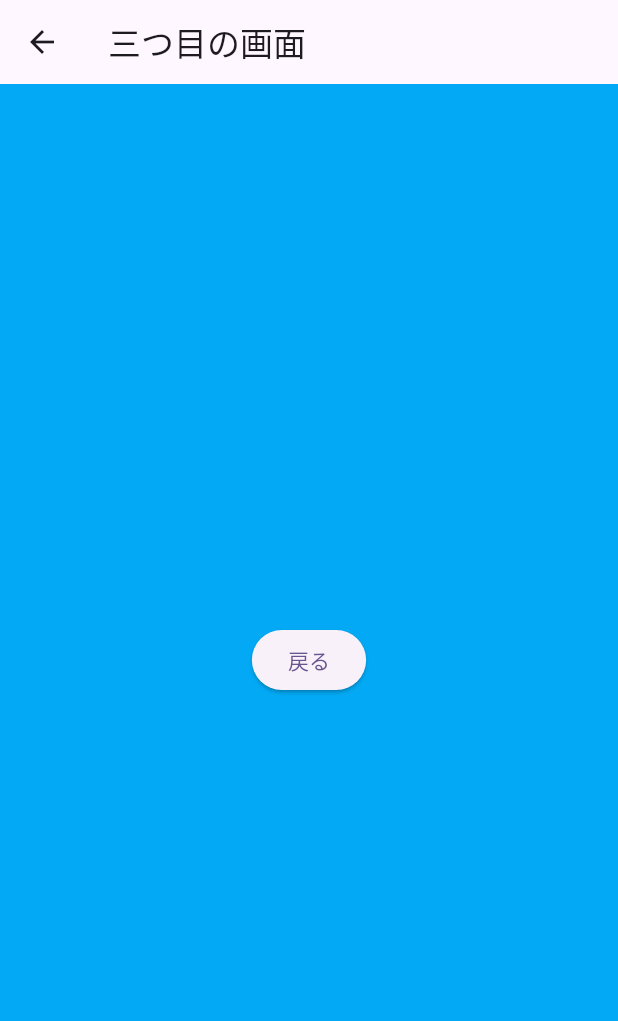
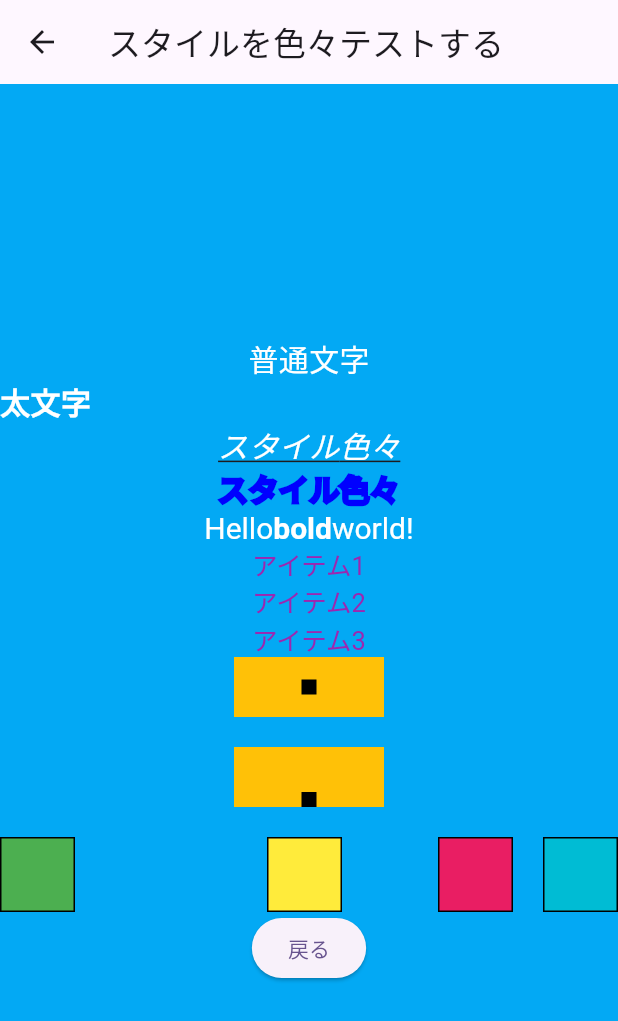
Before and after one commit to will-of-work-80/flutter-test, a Flutter app: the ThirdPage screen opened directly, on a phone screen of 412 x 824 dp. Shown: the top 1021 px of the screen. Run offline on Flutter 3.47's test engine with Material 3 defaults, Android fonts, the phone set to English and light mode, and no system bars.

Commit message:
スタイルを色々やってみた

```diff
--- a/lib/third.dart
+++ b/lib/third.dart
@@ -1,18 +1,113 @@
 import 'package:flutter/material.dart';
 
 class ThirdPage extends StatelessWidget {
+  final con = Container(
+    color: Colors.black,
+    width: 10,
+    height: 10,
+  );
+
   @override
   Widget build(BuildContext context) {
     return Scaffold(
         appBar: AppBar(
-          title: Text('三つ目の画面'),
+          title: Text('スタイルを色々テストする'),
         ),
         body: Container(
           height: double.infinity,
           color: Colors.lightBlue,
           child: Column(
             mainAxisAlignment: MainAxisAlignment.center,
+            crossAxisAlignment: CrossAxisAlignment.center,
             children: [
+              // 文字スタイル関連
+              // https://docs.flutter.dev/ui/widgets/text
+              Text('普通文字',
+                  style: TextStyle(
+                    fontSize: 20,
+                    color: Colors.white,
+                  )),
+              Container(
+                // 横幅をいっぱい使う
+                width: double.infinity,
+                child: Text('太文字',
+                    textAlign: TextAlign.left,
+                    style: TextStyle(
+                      fontSize: 20,
+                      color: Colors.white,
+                      fontWeight: FontWeight.bold,
+                    )),
+              ),
+              Text('スタイル色々',
+                  style: TextStyle(
+                    fontSize: 20,
+                    color: Colors.white,
+                    fontStyle: FontStyle.italic,
+                    decoration: TextDecoration.underline,
+                  )),
+              Text('スタイル色々',
+                  style: TextStyle(
+                    fontSize: 20,
+                    foreground: Paint()
+                      ..style = PaintingStyle.stroke
+                      ..strokeWidth = 3
+                      ..color = Color(0xFF0000FF),
+                  )),
+              // 文字列の中に強調したい文字がある時などに使う
+              RichText(
+                  text: TextSpan(
+                text: 'Hello',
+                style: TextStyle(
+                  fontSize: 20,
+                  color: Colors.white,
+                ),
+                children: [
+                  TextSpan(
+                      text: 'bold',
+                      style: TextStyle(fontWeight: FontWeight.bold)),
+                  TextSpan(text: 'world!'),
+                ],
+              )),
+              // この中の全てのテキストが同じスタイルを反映できる
+              DefaultTextStyle(
+                  style: TextStyle(
+                    fontSize: 17,
+                    color: Colors.purple,
+                  ),
+                  child: Column(
+                    children: [
+                      Text('アイテム1'),
+                      Text('アイテム2'),
+                      Text('アイテム3'),
+                    ],
+                  )),
+              Container(
+                  color: Colors.amber,
+                  width: 100,
+                  height: 40,
+                  child: Center(child: con)),
+              // アイテムの間に余白をあけたい時
+              SizedBox(height: 20),
+              Container(
+                  color: Colors.amber,
+                  width: 100,
+                  height: 40,
+                  alignment: Alignment.bottomCenter,
+                  child: con),
+              SizedBox(height: 20),
+              // アイテムの配置を調整できる
+              Row(
+                children: [
+                  colorSquare(Colors.green),
+                  Spacer(flex: 2),
+                  colorSquare(Colors.yellow),
+                  Spacer(flex: 1),
+                  colorSquare(Colors.pink),
+                  SizedBox(width: 20),
+                  colorSquare(Colors.cyan),
+                ],
+              ),
+
               Center(
                 child: ElevatedButton(
                   child: Text('戻る'),
@@ -25,4 +120,15 @@ class ThirdPage extends StatelessWidget {
           ),
         ));
   }
+
+  Widget colorSquare(Color color) {
+    return Container(
+      width: 50,
+      height: 50,
+      decoration: BoxDecoration(
+        color: color,
+        border: Border.all(),
+      ),
+    );
+  }
 }
```
Also changed, not shown: 1 other file.
